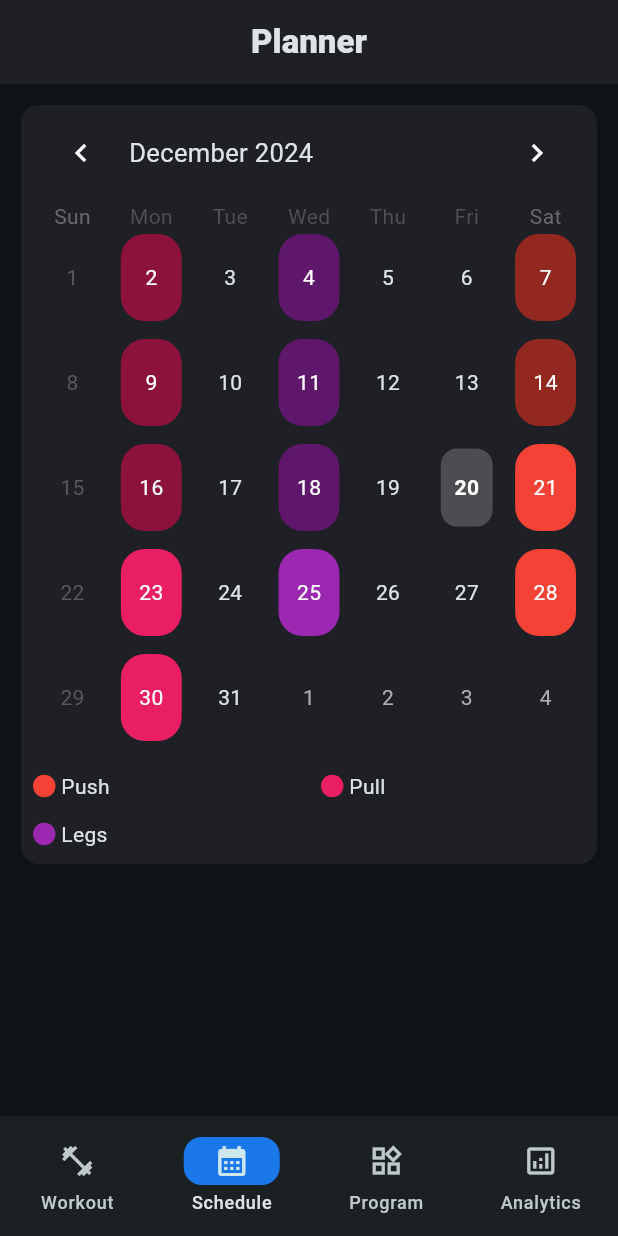
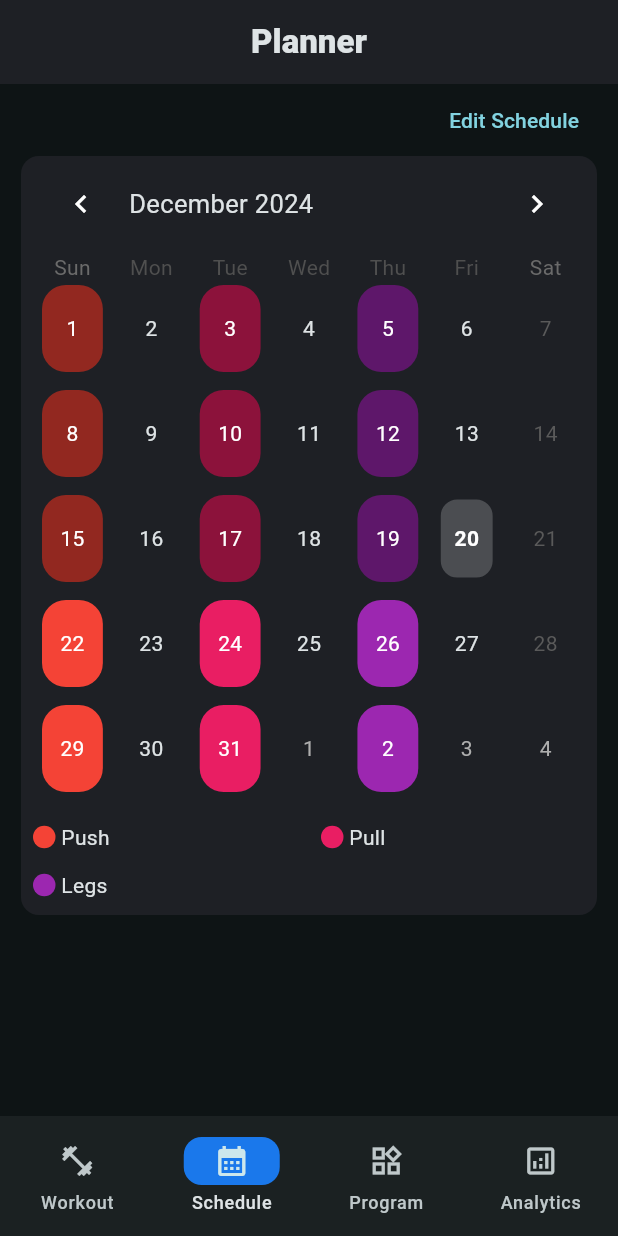
Before and after one commit to coleWesterveld/Flutter-Gym-App, a Flutter app: the screen it shows after launch, item 2 of the bottom bar chosen, on a phone screen of 412 x 824 dp. Run offline on Flutter 3.47's test engine with Material 3 defaults, Android fonts, the phone set to English and light mode, and no system bars; drawn by our look-alikes of table_calendar; our stand-ins replace flutter_colorpicker, sqflite; accounts and stored records are empty.

Commit message:
add todo

```diff
--- a/lib/database/profile.dart
+++ b/lib/database/profile.dart
@@ -69,7 +69,7 @@ class Day {
 
   @override
   String toString() {
-    return 'Day{title: $dayTitle, id: $dayID, prgmID: $programID}';
+    return 'Day{title: $dayTitle, id: $dayID, prgmID: $programID, order: $dayOrder}';
   }
 
 
--- a/lib/schedule_page.dart
+++ b/lib/schedule_page.dart
@@ -7,6 +7,7 @@ import 'package:table_calendar/table_calendar.dart';
 import 'package:provider/provider.dart';
 import 'user.dart';
 import 'database/profile.dart';
+import 'edit_schedule.dart';
 
 class Event{
   final String title;
@@ -59,7 +60,7 @@ class SchedulePage extends StatefulWidget {
 class _MyScheduleState extends State<SchedulePage> {
   DateTime today = DateTime.now();
   Map<DateTime, List<Event>> events = {};
-  DateTime startDay = DateTime(2024, 8, 10);
+  DateTime startDay = DateTime.now();
   DateTime? _selectedDay;
   late final ValueNotifier<List<Event>> _selectedEvents;
 
@@ -77,7 +78,7 @@ class _MyScheduleState extends State<SchedulePage> {
 
   List<Event> _getEventsForDay (DateTime day){
     for (var splitDay = 0; splitDay < context.read<Profile>().split.length; splitDay ++){
-      if (daysBetween(startDay , day) % context.read<Profile>().splitLength == (context.read<Profile>().splitLength ~/ context.read<Profile>().split.length) * splitDay) {
+      if (daysBetween(startDay , day) % context.read<Profile>().splitLength == (context.read<Profile>().splitLength ~/ context.read<Profile>().split.length) * context.read<Profile>().split[splitDay].dayOrder) {
         return [Event(context.read<Profile>().split[splitDay].dayTitle, splitDay)];
       }
     }
@@ -217,8 +218,25 @@ class _MyScheduleState extends State<SchedulePage> {
           crossAxisAlignment: CrossAxisAlignment.start,
 
           children: [
+            Align(
+              alignment: Alignment.centerRight,
+              child: Padding(
+                padding: const EdgeInsets.symmetric(horizontal: 14.0),
+                child: TextButton(
+                  onPressed: (){
+                    Navigator.push(
+                      context,
+                      MaterialPageRoute(
+                        builder: (context) =>
+                            EditSchedule(),
+                      ));
+                  },
+                  child: const Text("Edit Schedule")),
+              ),
+            ),
+
             Padding(
-              padding: const EdgeInsets.all(14.0),
+              padding: const EdgeInsets.only(bottom: 14, left: 14, right: 14),
               child: Container(
 
                 decoration: BoxDecoration(
@@ -236,6 +254,7 @@ class _MyScheduleState extends State<SchedulePage> {
                       child: Container(
                         //color: Colors.red,
                         child: TableCalendar(
+
 
 //TODO: add button in header to take user back to today
                           // limit to only monthview
@@ -260,6 +279,39 @@ class _MyScheduleState extends State<SchedulePage> {
                           // build by day
 
                           calendarBuilders: CalendarBuilders(
+                          outsideBuilder: (context, day, focusedDay) {
+                            var events = _getEventsForDay(day);
+
+                            //DateTime origin = DateTime(2024, 1, 7);
+
+                            if (events.isNotEmpty){
+                              return  Padding(
+                                padding: const EdgeInsets.all(6.0),
+                                child: Container(
+                                  decoration: BoxDecoration(
+                                    color: today.isBefore(day) ?
+                                      Color(context.watch<Profile>().split[events[0].index].dayColor):
+                                      darken(Color(context.watch<Profile>().split[events[0].index].dayColor), 40),
+                                    borderRadius: const BorderRadius.all(
+                                      Radius.circular(16.0),
+                                    ),
+                                    shape: BoxShape.rectangle,
+                                  ),
+                                  child: Center(
+                                    child: Text(
+                                      '${day.day}',
+                                      style: const TextStyle(color: Colors.white),
+                                    ),
+                                  ),
+                                ),
+                              );
+                            }
+
+
+                            return null;
+                          },
+
+
                           defaultBuilder: (context, day, focusedDay) {
                             var events = _getEventsForDay(day);
 
@@ -276,6 +328,7 @@ class _MyScheduleState extends State<SchedulePage> {
                                     borderRadius: const BorderRadius.all(
                                       Radius.circular(16.0),
                                     ),
+                                    shape: BoxShape.rectangle,
                                   ),
                                   child: Center(
                                     child: Text(
@@ -300,6 +353,7 @@ class _MyScheduleState extends State<SchedulePage> {
                             defaultDecoration: BoxDecoration(
                               //color: Colors.white,
                               borderRadius: BorderRadius.circular(14),
+                              shape: BoxShape.rectangle,
                             ),
 
                             //cellMargin: const EdgeInsets.all(1.0),
--- a/lib/user.dart
+++ b/lib/user.dart
@@ -34,6 +34,8 @@ class Profile extends ChangeNotifier {
   List<List<List<PlannedSet>>> sets = [];
 
   DatabaseHelper dbHelper;
+  int? activeDayIndex;
+  Day? activeDay;
 
   //for expansion tiles in workout page
 
@@ -62,6 +64,8 @@ class Profile extends ChangeNotifier {
     this.setsTEC = const <List<List<TextEditingController>>>[],
     required this.dbHelper,
     this.splitLength = 7,
+    this.activeDayIndex,
+    this.activeDay,
 
   }){
     _init();
@@ -115,6 +119,12 @@ class Profile extends ChangeNotifier {
   // but it works so thats a later problem
   void changeDone(bool val){
     done = val;
+    notifyListeners();
+  }
+
+  void setActiveDay(int? index){
+    activeDayIndex = (index != null && index >= 0 && index < split.length) ? index: null;
+    activeDay = (index != null && index >= 0 && index < split.length) ? split[index]: null;
     notifyListeners();
   }
 
--- a/lib/workout_selection_page.dart
+++ b/lib/workout_selection_page.dart
@@ -24,23 +24,25 @@ Color darken(Color c, [int percent = 10]) {
 /// Lighten a color by [percent] amount (100 = white)
 // ........................................................
 Color lighten(Color c, [int percent = 10]) {
+  // not very fond of this solution, it seems to work though.
+  // will have to migrate from previous solution as colors is moving from 0-255 to 0-1
   assert(1 <= percent && percent <= 100);
   var p = percent / 100;
-  return Color.fromARGB(
-      c.alpha,
-      c.red + ((255 - c.red) * p).round(),
-      c.green + ((255 - c.green) * p).round(),
-      c.blue + ((255 - c.blue) * p).round());
+  return Color.lerp(
+  c, Colors.white, p
+  )!;
+
 }
 
-Color _listColorFlop(
-    {required int index, Color bgColor = const Color(0xFF151218)}) {
-  if (index % 2 == 0) {
-    return lighten(bgColor, 5);
-  } else {
-    return bgColor;
-  }
-}
+// Color _listColorFlop(
+//     {required int index, Color bgColor = const Color(0xFF151218)}) {
+//   if (index % 2 == 0) {
+//     return lighten(bgColor, 5);
+//   } else {
+
+//     return bgColor;
+//   }
+// }
 
 //TODO: gradient background
 
@@ -118,7 +120,7 @@ class _WorkoutPageState extends State<WorkoutPage>
         ),
       ),
       body: SizedBox(
-        height: MediaQuery.of(context).size.height - (265),
+        //height: MediaQuery.of(context).size.height - (265),
         child: ListView.builder(
           // building the rest of the tiles, one for each day from split list stored in user
           //dismissable and reorderable: each child for dismissable needs to have a unique key
@@ -171,7 +173,6 @@ class _WorkoutPageState extends State<WorkoutPage>
               right: 15,
               top: (!todaysWorkout && index == 0) ? 5 : 15),
 
-          //following shadows are what gives neumorphism effect
           child: Container(
             // TODO: dont like how this goes all the way down under "start workout" button and stuff,
             decoration: BoxDecoration(
@@ -363,6 +364,7 @@ class _WorkoutPageState extends State<WorkoutPage>
                                               }),
                                             ),
                                             onPressed: () {
+                                              context.read<Profile>().setActiveDay(index);
                                               Navigator.push(
                                                   context,
                                                   MaterialPageRoute(
@@ -403,6 +405,7 @@ class _WorkoutPageState extends State<WorkoutPage>
                                             }),
                                           ),
                                           onPressed: () {
+                                            context.read<Profile>().setActiveDay(index);
                                             Navigator.push(
                                                 context,
                                                 MaterialPageRoute(
--- a/pubspec.yaml
+++ b/pubspec.yaml
@@ -46,6 +46,7 @@ dependencies:
   keyboard_actions: ^4.2.0
   path: ^1.9.0
   sqflite_common_ffi: any
+  dotted_border: ^2.1.0
 
 dev_dependencies:
   flutter_test:
```
Also changed, not shown: lib/edit_schedule.dart (added, +182 -0 lines), lib/workout_page.dart (+27 -20 lines), pubspec.lock, 1 other file.
